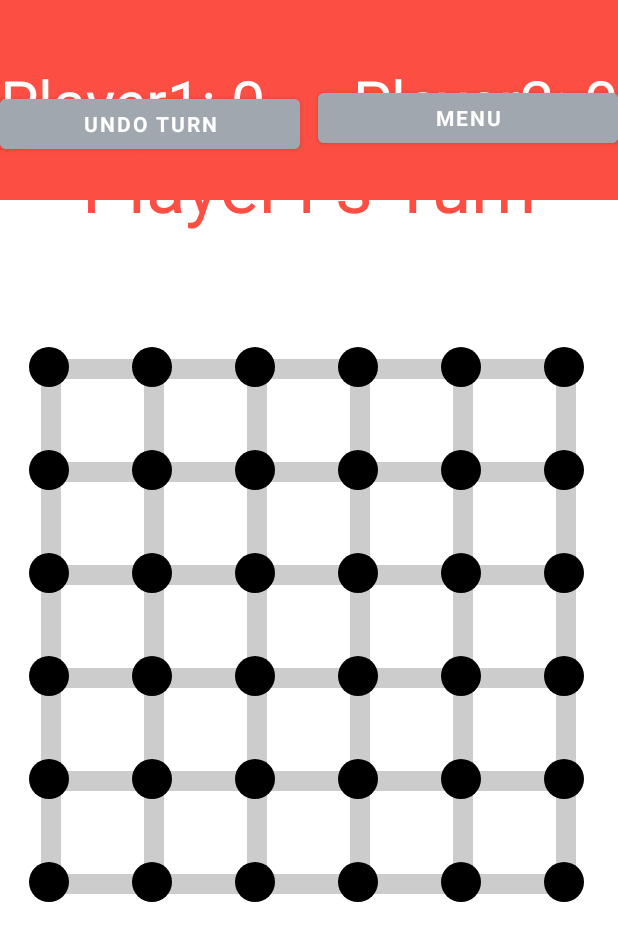
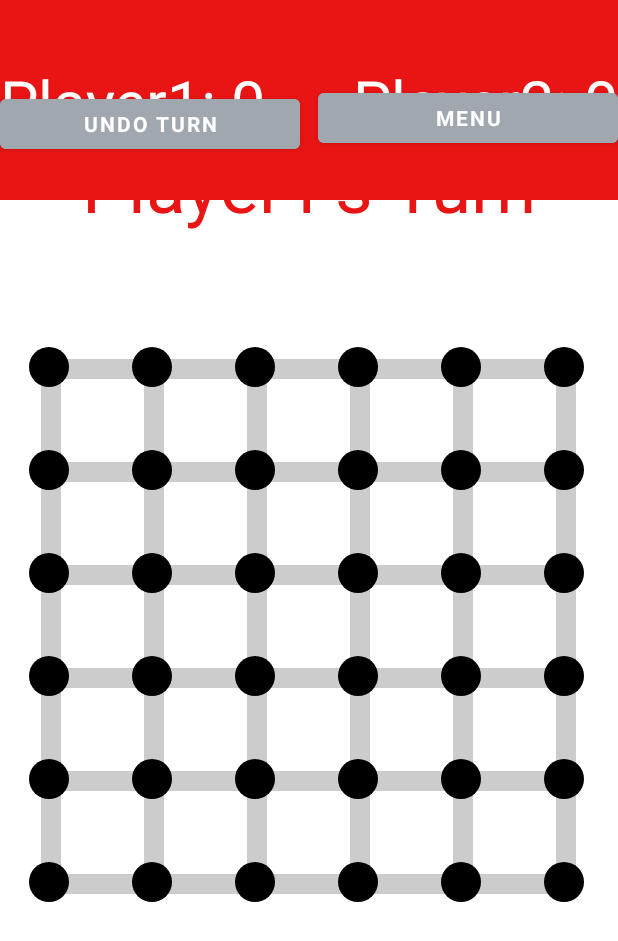
Before and after one commit to ensermuff/475-Dots-and-Boxes, an Android app: the screen it shows after launch (GameActivity), after a tap on an icon or button, on a phone screen of 412 x 824 dp. Shown: the top 941 px of the screen. Run offline under Robolectric (Android 15) with nearby library versions, the phone set to English and light mode, and no system bars; our stand-ins replace androidx.preference; Roboto replaces fonts that are not available here.

Commit message:
Update SettingsActivity.java
Adding logic to settings colors. I almost got it

```diff
--- a/app/src/main/java/ensermuff/vcu/edu/cmsc475demo/Activities/SettingsActivity.java
+++ b/app/src/main/java/ensermuff/vcu/edu/cmsc475demo/Activities/SettingsActivity.java
@@ -17,11 +17,27 @@ import ensermuff.vcu.edu.cmsc475demo.R;
 
 public class SettingsActivity extends AppCompatActivity {
 
-    public static String player1Color = "#fc4e42";;
-    public static String player2Color = "#00abff";
+    public static String player1Color = "#E91414";
+    public static String player2Color = "#1443E9";
     public static int gridSet = 5;
     GameView view;
 
+
+    public static boolean touchp1Red = false;
+    public static boolean touchp1Blue = false;
+    public static boolean touchp1Green = false;
+    public static boolean touchp1LightBlue = false;
+    public static boolean touchp1Purple = false;
+    public static boolean touchp1Orange = false;
+    public static boolean touchp1Brown = false;
+
+    public static boolean touchp2Red = false;
+    public static boolean touchp2Blue = false;
+    public static boolean touchp2Green = false;
+    public static boolean touchp2LightBlue = false;
+    public static boolean touchp2Purple = false;
+    public static boolean touchp2Orange = false;
+    public static boolean touchp2Brown = false;
 
     @Override
     protected void onCreate(Bundle savedInstanceState) {
@@ -42,15 +58,20 @@ public class SettingsActivity extends AppCompatActivity {
             }
         });
 
+        //Makes sure to check color is true
+        colorCheck();
+
         //Sets the value of the player1 colors
         ImageButton p1RedBtn = findViewById(R.id.p1RedBtn);
         p1RedBtn.setOnClickListener((v) ->{
-            player1Color = "#E91414";
+            touchp1Red = true;
+            colorCheck();
         });
 
         ImageButton p1BlueBtn = findViewById(R.id.p1BlueBtn);
         p1BlueBtn.setOnClickListener((v) ->{
-            player1Color = "#1443E9";
+            touchp1Blue = true;
+            colorCheck();
         });
 
         ImageButton p1GreenBtn = findViewById(R.id.p1GreenBtn);
@@ -81,7 +102,8 @@ public class SettingsActivity extends AppCompatActivity {
         //Sets the value of the player1 colors
         ImageButton p2RedBtn = findViewById(R.id.p2RedBtn);
         p2RedBtn.setOnClickListener((v) ->{
-            player2Color = "#E91414";
+            touchp2Red = true;
+            colorCheck();
         });
 
         ImageButton p2BlueBtn = findViewById(R.id.p2BlueBtn);
@@ -134,4 +156,39 @@ public class SettingsActivity extends AppCompatActivity {
         });
 
     }
+
+    public void colorCheck(){
+        //Checks first to see if it was touched
+        if(touchp1Red) {
+            ImageButton p1RedBtn = findViewById(R.id.p1RedBtn);
+            p1RedBtn.setImageResource(R.drawable.redslt);
+            //Checks to see if player 2 picked same color
+            if(player1Color == player2Color){
+                p1RedBtn.setImageResource(R.drawable.cantslt);
+                player1Color = "#E91414";
+            }
+        }
+
+        if(touchp1Blue){
+            ImageButton p1BlueBtn = findViewById(R.id.p1BlueBtn);
+            p1BlueBtn.setImageResource(R.drawable.blueslt);
+            //Checks to see if player 2 picked same color
+            if(player1Color == player2Color){
+                p1BlueBtn.setImageResource(R.drawable.cantslt);
+                player1Color = "#1443E9";
+            }
+        }
+
+        //Checks first to see if it was touched
+        if(touchp2Red) {
+            ImageButton p2RedBtn = findViewById(R.id.p2RedBtn);
+            p2RedBtn.setImageResource(R.drawable.redslt);
+            //Checks to see if player 1 picked same color
+            if(player2Color == player1Color){
+                p2RedBtn.setImageResource(R.drawable.cantslt);
+                player2Color = "#E91414";
+            }
+        }
+
+    }
 }
```
